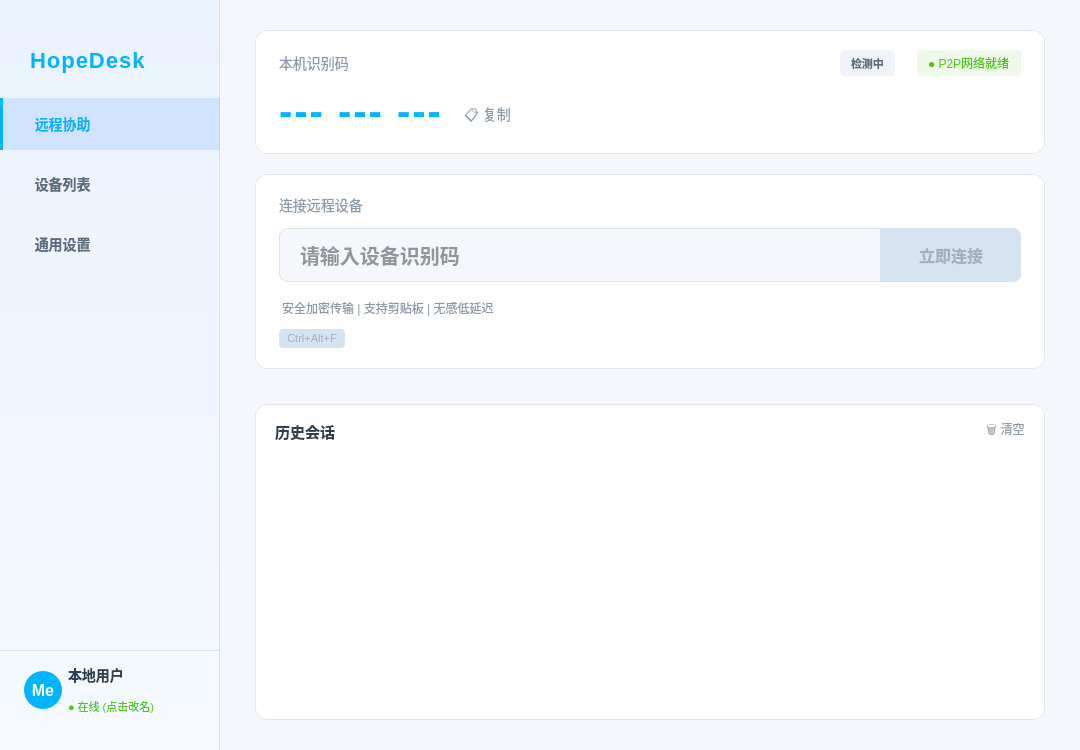
The window that HopeDeskNative/mainwindow.ui (HopeTiga/HopeDesk) describes before a commit, drawn with Qt 5.
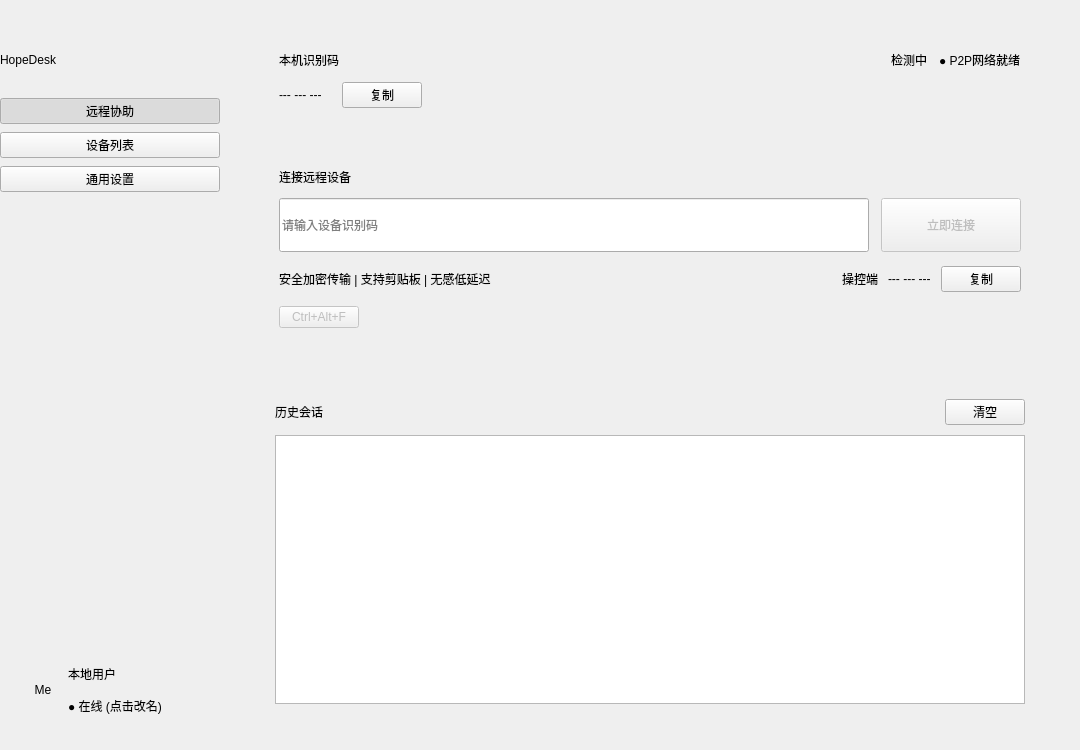
The same window after the commit. Icons and pictures are not drawn.

The edit to the form file:
```diff
--- a/HopeDeskNative/mainwindow.ui
+++ b/HopeDeskNative/mainwindow.ui
@@ -13,44 +13,6 @@
   <property name="windowTitle">
    <string>HopeDesk Pro</string>
   </property>
-  <property name="styleSheet">
-   <string notr="true">
-/* 全局设定 - ToDesk 风格蓝白主题 */
-QMainWindow {
-    background-color: #F5F7FA;
-    color: #333333;
-    font-family: &quot;Microsoft YaHei UI&quot;, &quot;Segoe UI&quot;, sans-serif;
-}
-QWidget { outline: none; }
-
-/* 滚动条 */
-QScrollBar:vertical {
-    border: none;
-    background: transparent;
-    width: 6px;
-    margin: 0px;
-}
-QScrollBar::handle:vertical {
-    background: #D0D8E0;
-    min-height: 20px;
-    border-radius: 3px;
-}
-QScrollBar::handle:vertical:hover { background: #B0BCC8; }
-QScrollBar::add-line:vertical, QScrollBar::sub-line:vertical { height: 0px; }
-
-/* 通用去边框 */
-QFrame { border: none; }
-
-/* 提示框 */
-QToolTip {
-    background-color: #FFFFFF;
-    color: #333333;
-    border: 1px solid #E1E8ED;
-    padding: 5px;
-    border-radius: 4px;
-}
-</string>
-  </property>
   <widget class="QWidget" name="centralwidget">
    <layout class="QHBoxLayout" name="horizontalLayout_Root">
     <property name="spacing">
@@ -82,45 +44,6 @@
         <height>16777215</height>
        </size>
       </property>
-      <property name="styleSheet">
-       <string notr="true">
-QWidget#sideBar {
-    /* 侧边栏淡蓝白渐变 */
-    background: qlineargradient(x1:0, y1:0, x2:0, y2:1, stop:0 #EBF3FF, stop:1 #F5F9FF);
-    border-right: 1px solid #D6E3F0;
-}
-QPushButton {
-    background-color: transparent;
-    color: #5A6C7D;
-    text-align: left;
-    padding-left: 24px;
-    border: none;
-    font-size: 14px;
-    height: 52px;
-    font-weight: 500;
-    border-left: 3px solid transparent;
-}
-QPushButton:hover {
-    background-color: rgba(0, 114, 255, 0.08);
-    color: #00B4FF;
-}
-QPushButton:checked {
-    background-color: rgba(0, 114, 255, 0.12);
-    color: #00B4FF;
-    font-weight: bold;
-    border-left: 3px solid #00B4FF;
-}
-QLabel#userNameLabel {
-    color: #2C3E50;
-    font-weight: bold;
-    font-size: 14px;
-}
-QLabel#userStatusLabel {
-    color: #52C41A;
-    font-size: 11px;
-}
-</string>
-      </property>
       <layout class="QVBoxLayout" name="verticalLayout_Side">
        <property name="spacing">
         <number>8</number>
@@ -145,9 +68,6 @@
            <height>60</height>
           </size>
          </property>
-         <property name="styleSheet">
-          <string notr="true">padding-left: 24px; font-size: 22px; font-weight: 900; color: #00B4FF; font-family: &quot;Arial&quot;; letter-spacing: 1px;</string>
-         </property>
          <property name="text">
           <string>HopeDesk</string>
          </property>
@@ -159,7 +79,7 @@
           <cursorShape>PointingHandCursor</cursorShape>
          </property>
          <property name="text">
-          <string>  远程协助</string>
+          <string>远程协助</string>
          </property>
          <property name="checkable">
           <bool>true</bool>
@@ -178,7 +98,7 @@
           <cursorShape>PointingHandCursor</cursorShape>
          </property>
          <property name="text">
-          <string>  设备列表</string>
+          <string>设备列表</string>
          </property>
          <property name="checkable">
           <bool>true</bool>
@@ -194,7 +114,7 @@
           <cursorShape>PointingHandCursor</cursorShape>
          </property>
          <property name="text">
-          <string>  通用设置</string>
+          <string>通用设置</string>
          </property>
          <property name="checkable">
           <bool>true</bool>
@@ -228,16 +148,6 @@
          <property name="cursor">
           <cursorShape>PointingHandCursor</cursorShape>
          </property>
-         <property name="styleSheet">
-          <string notr="true">
-QFrame#userFrame {
-    border-top: 1px solid #D6E3F0;
-    background: transparent;
-}
-QFrame#userFrame:hover {
-    background: rgba(0, 114, 255, 0.05);
-}</string>
-         </property>
          <layout class="QHBoxLayout" name="horizontalLayout_User">
           <property name="leftMargin">
            <number>24</number>
@@ -259,14 +169,6 @@
               <height>38</height>
              </size>
             </property>
-            <property name="styleSheet">
-             <string notr="true">
-background: qlineargradient(x1:0, y1:0, x2:1, y2:1, stop:0 #00B4FF, stop:1 #00B4FF); 
-border-radius: 19px; 
-color: white; 
-font-weight: bold; 
-font-size: 16px;</string>
-            </property>
             <property name="text">
              <string>Me</string>
             </property>
@@ -326,15 +228,6 @@
         </property>
         <item>
          <widget class="QWidget" name="containerMyDevice" native="true">
-          <property name="styleSheet">
-           <string notr="true">
-QWidget#containerMyDevice {
-    background-color: #FFFFFF;
-    border-radius: 12px;
-    border: 1px solid #E1E8ED;
-}
-QLabel { background: transparent; }</string>
-          </property>
           <layout class="QVBoxLayout" name="verticalLayout_My">
            <property name="spacing">
             <number>12</number>
@@ -355,9 +248,6 @@
             <layout class="QHBoxLayout" name="horizontalLayout_MyHeader">
              <item>
               <widget class="QLabel" name="labelTitleMy">
-               <property name="styleSheet">
-                <string notr="true">color: #8C9AA8; font-size: 14px;</string>
-               </property>
                <property name="text">
                 <string>本机识别码</string>
                </property>
@@ -381,28 +271,6 @@
                <property name="visible">
                 <bool>false</bool>
                </property>
-               <property name="styleSheet">
-                <string notr="true">
-    QLabel {
-        background-color: #F0F4F8;
-        color: #5A6C7D;
-        border-radius: 4px;
-        padding: 4px 8px;
-        font-size: 11px;
-        font-weight: bold;
-        margin-right: 10px;
-    }
-    QLabel[type=&quot;p2p&quot;] {
-        background-color: rgba(82, 196, 26, 0.15);
-        color: #52C41A;
-        border: 1px solid rgba(82, 196, 26, 0.3);
-    }
-    QLabel[type=&quot;relay&quot;] {
-        background-color: rgba(255, 161, 22, 0.15);
-        color: #FFA116;
-        border: 1px solid rgba(255, 161, 22, 0.3);
-    }</string>
-               </property>
                <property name="text">
                 <string>检测中</string>
                </property>
@@ -410,14 +278,6 @@
              </item>
              <item>
               <widget class="QLabel" name="connectionStatusLabel">
-               <property name="styleSheet">
-                <string notr="true">
-color: #52C41A; 
-font-size: 12px; 
-background: rgba(82, 196, 26, 0.1); 
-padding: 4px 8px; 
-border-radius: 4px;</string>
-               </property>
                <property name="text">
                 <string>● P2P网络就绪</string>
                </property>
@@ -432,14 +292,6 @@
              </property>
              <item>
               <widget class="QLabel" name="myDeviceCodeLabel">
-               <property name="styleSheet">
-                <string notr="true">
-font-size: 40px; 
-font-weight: bold; 
-color: #00B4FF; 
-font-family: &quot;Segoe UI&quot;, &quot;Roboto&quot;, monospace;
-letter-spacing: 2px;</string>
-               </property>
                <property name="text">
                 <string>--- --- ---</string>
                </property>
@@ -450,20 +302,8 @@
                <property name="cursor">
                 <cursorShape>PointingHandCursor</cursorShape>
                </property>
-               <property name="styleSheet">
-                <string notr="true">
-QPushButton { 
-    border: none; 
-    color: #8C9AA8; 
-    font-size: 14px; 
-    padding-top: 10px;
-}
-QPushButton:hover { 
-    color: #00B4FF; 
-}</string>
-               </property>
                <property name="text">
-                <string>📋 复制</string>
+                <string>复制</string>
                </property>
               </widget>
              </item>
@@ -487,15 +327,6 @@
         </item>
         <item>
          <widget class="QWidget" name="containerRemote" native="true">
-          <property name="styleSheet">
-           <string notr="true">
-QWidget#containerRemote {
-    background-color: #FFFFFF;
-    border-radius: 12px;
-    border: 1px solid #E1E8ED;
-}
-QLabel { background: transparent; }</string>
-          </property>
           <layout class="QVBoxLayout" name="verticalLayout_Remote">
            <property name="spacing">
             <number>12</number>
@@ -514,9 +345,6 @@
            </property>
            <item>
             <widget class="QLabel" name="labelTitleRemote">
-             <property name="styleSheet">
-              <string notr="true">color: #8C9AA8; font-size: 14px;</string>
-             </property>
              <property name="text">
               <string>连接远程设备</string>
              </property>
@@ -525,7 +353,7 @@
            <item>
             <layout class="QHBoxLayout" name="horizontalLayout_Input">
              <property name="spacing">
-              <number>0</number>
+              <number>12</number>
              </property>
              <item>
               <widget class="QLineEdit" name="remoteIdEdit">
@@ -535,26 +363,6 @@
                  <height>54</height>
                 </size>
                </property>
-               <property name="styleSheet">
-                <string notr="true">
-QLineEdit {
-    background-color: #F5F7FA;
-    border: 1px solid #D6E3F0;
-    border-top-left-radius: 8px;
-    border-bottom-left-radius: 8px;
-    color: #333333;
-    font-size: 20px;
-    padding-left: 18px;
-    font-weight: 500;
-}
-QLineEdit:focus {
-    border: 1px solid #00B4FF;
-    background-color: #FFFFFF;
-}
-QLineEdit:hover {
-    background-color: #FFFFFF;
-}</string>
-               </property>
                <property name="placeholderText">
                 <string>请输入设备识别码</string>
                </property>
@@ -574,29 +382,6 @@
                <property name="cursor">
                 <cursorShape>PointingHandCursor</cursorShape>
                </property>
-               <property name="styleSheet">
-                <string notr="true">
-QPushButton {
-    /* ToDesk 风格蓝色渐变按钮 */
-    background: qlineargradient(x1:0, y1:0, x2:1, y2:0, stop:0 #00B4FF, stop:1 #00B4FF);
-    color: white;
-    border-top-right-radius: 8px;
-    border-bottom-right-radius: 8px;
-    font-size: 16px;
-    font-weight: bold;
-    border: none;
-}
-QPushButton:hover {
-    background: qlineargradient(x1:0, y1:0, x2:1, y2:0, stop:0 #338CFF, stop:1 #33C3FF);
-}
-QPushButton:pressed {
-    background: #0056CC;
-}
-QPushButton:disabled {
-    background-color: #D6E3F0;
-    color: #A0B0C0;
-}</string>
-               </property>
                <property name="text">
                 <string>立即连接</string>
                </property>
@@ -605,14 +390,91 @@
             </layout>
            </item>
            <item>
-            <widget class="QLabel" name="remoteStatusLabel">
-             <property name="styleSheet">
-              <string notr="true">color: #8C9AA8; font-size: 12px; margin-top: 5px;</string>
+            <layout class="QHBoxLayout" name="horizontalLayout_RemoteStatus">
+             <property name="spacing">
+              <number>16</number>
              </property>
-             <property name="text">
-              <string>安全加密传输 | 支持剪贴板 | 无感低延迟</string>
-             </property>
-            </widget>
+             <item>
+              <widget class="QLabel" name="remoteStatusLabel">
+               <property name="minimumSize">
+                <size>
+                 <width>0</width>
+                 <height>30</height>
+                </size>
+               </property>
+               <property name="text">
+                <string>安全加密传输 | 支持剪贴板 | 无感低延迟</string>
+               </property>
+              </widget>
+             </item>
+             <item>
+              <spacer name="horizontalSpacer_RemoteStatus">
+               <property name="orientation">
+                <enum>Qt::Orientation::Horizontal</enum>
+               </property>
+               <property name="sizeHint" stdset="0">
+                <size>
+                 <width>40</width>
+                 <height>20</height>
+                </size>
+               </property>
+              </spacer>
+             </item>
+             <item>
+              <widget class="QWidget" name="containerPeer" native="true">
+               <property name="visible">
+                <bool>false</bool>
+               </property>
+               <property name="maximumSize">
+                <size>
+                 <width>16777215</width>
+                 <height>30</height>
+                </size>
+               </property>
+               <layout class="QHBoxLayout" name="horizontalLayout_Peer">
+                <property name="spacing">
+                 <number>10</number>
+                </property>
+                <property name="leftMargin">
+                 <number>0</number>
+                </property>
+                <property name="topMargin">
+                 <number>0</number>
+                </property>
+                <property name="rightMargin">
+                 <number>0</number>
+                </property>
+                <property name="bottomMargin">
+                 <number>0</number>
+                </property>
+                <item>
+                 <widget class="QLabel" name="peerRoleBadge">
+                  <property name="text">
+                   <string>操控端</string>
+                  </property>
+                 </widget>
+                </item>
+                <item>
+                 <widget class="QLabel" name="peerIdLabel">
+                  <property name="text">
+                   <string>--- --- ---</string>
+                  </property>
+                 </widget>
+                </item>
+                <item>
+                 <widget class="QPushButton" name="btnCopyPeerId">
+                  <property name="cursor">
+                   <cursorShape>PointingHandCursor</cursorShape>
+                  </property>
+                  <property name="text">
+                   <string>复制</string>
+                  </property>
+                 </widget>
+                </item>
+               </layout>
+              </widget>
+             </item>
+            </layout>
            </item>
            <item>
             <layout class="QHBoxLayout" name="horizontalLayout_CtrlAltF">
@@ -633,9 +495,6 @@
                <property name="cursor">
                 <cursorShape>PointingHandCursor</cursorShape>
                </property>
-               <property name="styleSheet">
-                <string notr="true">QPushButton { background-color: #4A90D9; color: white; border: none; border-radius: 4px; padding: 3px 8px; font-size: 11px; } QPushButton:hover { background-color: #5BA0E8; } QPushButton:pressed { background-color: #3A78C0; padding-top: 4px; padding-bottom: 2px; } QPushButton:disabled { background-color: #D6E3F0; color: #A0B0C0; }</string>
-               </property>
                <property name="text">
                 <string>Ctrl+Alt+F</string>
                </property>
@@ -643,9 +502,6 @@
              </item>
              <item>
               <widget class="QLabel" name="labelCodecStatus">
-               <property name="styleSheet">
-                <string notr="true">color: #10B981; font-size: 12px;</string>
-               </property>
                <property name="text">
                 <string/>
                </property>
@@ -653,9 +509,6 @@
              </item>
              <item>
               <widget class="QLabel" name="labelFps">
-               <property name="styleSheet">
-                <string notr="true">color: #6366F1; font-size: 12px;</string>
-               </property>
                <property name="text">
                 <string/>
                </property>
@@ -663,9 +516,6 @@
              </item>
              <item>
               <widget class="QLabel" name="labelCaptureTech">
-               <property name="styleSheet">
-                <string notr="true">color: #8B5CF6; font-size: 12px;</string>
-               </property>
                <property name="text">
                 <string/>
                </property>
@@ -707,15 +557,6 @@
         </item>
         <item>
          <widget class="QWidget" name="containerHistory" native="true">
-          <property name="styleSheet">
-           <string notr="true">
-QWidget#containerHistory {
-    background-color: #FFFFFF;
-    border-radius: 12px;
-    border: 1px solid #E1E8ED;
-}
-QLabel { background: transparent; }</string>
-          </property>
           <layout class="QVBoxLayout" name="verticalLayout_History">
            <property name="spacing">
             <number>10</number>
@@ -736,9 +577,6 @@
             <layout class="QHBoxLayout" name="horizontalLayout_HistoryHeader">
              <item>
               <widget class="QLabel" name="labelRecentTitle">
-               <property name="styleSheet">
-                <string notr="true">font-size: 15px; font-weight: bold; color: #2C3E50;</string>
-               </property>
                <property name="text">
                 <string>历史会话</string>
                </property>
@@ -765,13 +603,8 @@
                <property name="toolTip">
                 <string>清空历史记录</string>
                </property>
-               <property name="styleSheet">
-                <string notr="true">
-QPushButton { color: #8C9AA8; border: none; font-size: 12px; }
-QPushButton:hover { color: #FF4D4F; }</string>
-               </property>
                <property name="text">
-                <string>🗑 清空</string>
+                <string>清空</string>
                </property>
               </widget>
              </item>
@@ -785,30 +618,6 @@
                <height>80</height>
               </size>
              </property>
-             <property name="styleSheet">
-              <string notr="true">
-QListWidget {
-    background-color: transparent;
-    border: none;
-    outline: none;
-}
-QListWidget::item {
-    background-color: #F5F7FA;
-    border-radius: 8px;
-    color: #2C3E50;
-    margin-right: 12px;
-    margin-bottom: 5px;
-    border: 1px solid #E1E8ED;
-}
-QListWidget::item:hover {
-    background-color: #EBF3FF;
-    border-color: #00B4FF;
-}
-QListWidget::item:selected {
-    border: 1px solid #00B4FF;
-    background-color: #F0F7FF;
-}</string>
-             </property>
              <property name="flow">
               <enum>QListView::Flow::LeftToRight</enum>
              </property>
```
Left out of the diff: 169 changed lines with no effect on the pictures.
